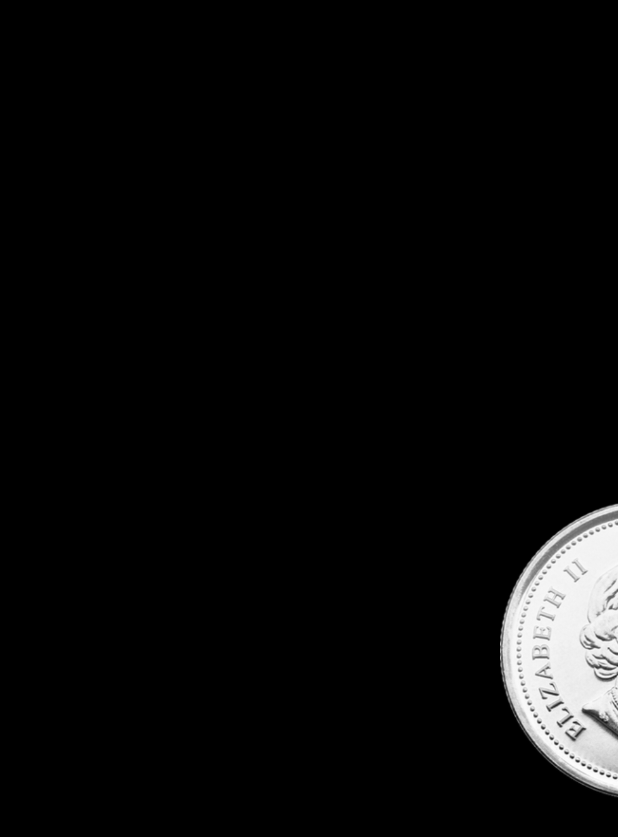
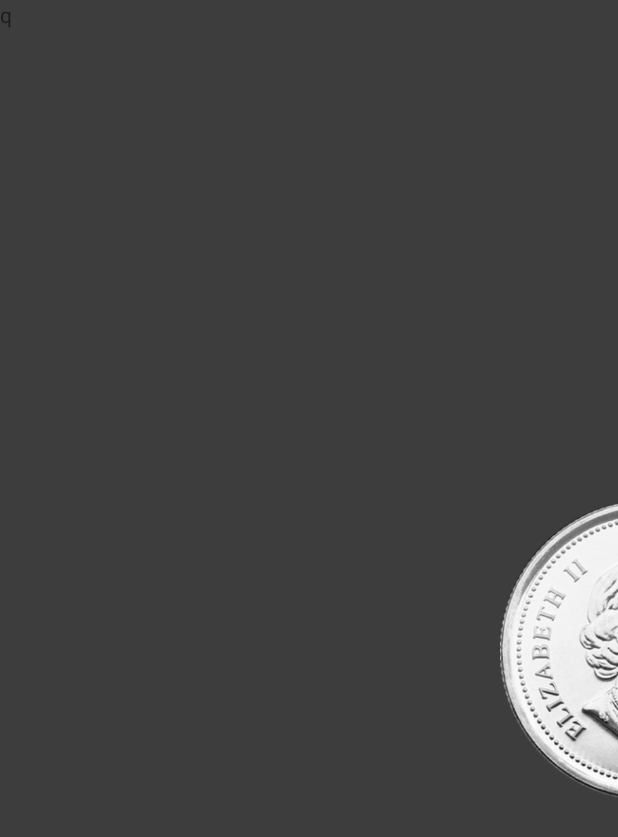
Before and after one commit to superwizardclass/QuantumBank, an Android app: the screen it shows after launch (MainActivity), on a phone screen of 412 x 824 dp. Shown: the top 837 px of the screen. Run offline under Robolectric (Android 15) with nearby library versions, the phone set to English and light mode, and no system bars.

Commit message:
added sharpie feature and lock

```diff
--- a/app/src/main/AndroidManifest.xml
+++ b/app/src/main/AndroidManifest.xml
@@ -1,7 +1,7 @@
 <?xml version="1.0" encoding="utf-8"?>
 <manifest xmlns:android="http://schemas.android.com/apk/res/android"
     package="vvdshin.quantumbank">
-
+    <uses-sdk android:minSdkVersion="21"/>
     <uses-feature
         android:name="android.hardware.sensor.proximity"
         android:required="true"
--- a/app/src/main/java/vvdshin/quantumbank/MainActivity.java
+++ b/app/src/main/java/vvdshin/quantumbank/MainActivity.java
@@ -16,6 +16,7 @@ import android.view.View;
 import android.widget.Button;
 import android.widget.ImageView;
 import android.widget.RelativeLayout;
+import android.widget.TextView;
 
 import static android.content.ContentValues.TAG;
 
@@ -25,7 +26,11 @@ public class MainActivity extends Activity {
     private Sensor proximitySensor;*/
 
     private boolean isQuarterVisible = true;
-
+    private boolean isSharpieVisible = true;
+    private String mode = "quarter";
+    private boolean isObjectVisible = true;
+    private boolean isLocked = false;
+    private int lockTouchCount = 0;
     @SuppressLint("ClickableViewAccessibility")
     @Override
     protected void onCreate(Bundle savedInstanceState) {
@@ -33,40 +38,43 @@ public class MainActivity extends Activity {
         setContentView(R.layout.activity_main);
 
         final ImageView quarterImageView = new ImageView(getApplicationContext());
+        final ImageView sharpieImageView = new ImageView(getApplicationContext());
         final RelativeLayout layout = (RelativeLayout) findViewById(R.id.main_layout);
-/*        sensorManager = (SensorManager) getSystemService(SENSOR_SERVICE);
-        proximitySensor = sensorManager.getDefaultSensor(Sensor.TYPE_PROXIMITY);*/
+
+        //Quarter
         quarterImageView.setImageResource(R.drawable.quarter);
         quarterImageView.setAdjustViewBounds(true);
         quarterImageView.setMaxWidth(300);
         quarterImageView.setMaxHeight(300);
         quarterImageView.setX(500);
         quarterImageView.setY(500);
-        quarterImageView.bringToFront();
-        final Button quarterButton = findViewById(R.id.quarter_button);
+
+        //Sharpie
+        sharpieImageView.setImageResource(R.drawable.black_sharpie);
+        sharpieImageView.setAdjustViewBounds(true);
+        sharpieImageView.setMaxHeight(2000);
+        sharpieImageView.setX(500);
+        sharpieImageView.setY(50);
+        sharpieImageView.setVisibility(View.INVISIBLE);
+
+        final TextView quarterButton = findViewById(R.id.quarter_button);
+        final TextView lockButton = findViewById(R.id.lock_button);
+        final TextView lockNotifier = findViewById(R.id.lock_notifier);
+        final TextView switchButton = findViewById(R.id.switch_button);
+
         layout.addView(quarterImageView);
+        layout.addView(sharpieImageView);
 
+        //Quarter Button
         quarterButton.setOnTouchListener(new View.OnTouchListener() {
             @Override
             public boolean onTouch(View v, MotionEvent e) {
                 int pointerCount = e.getPointerCount();
                 Log.e(TAG, "Point Count: " + pointerCount);
-
-/*                if (pointerCount == 3 && !isQuarterVisible) {
-                    quarterImageView.setX(500);
-                    quarterImageView.setY(500);
-                    Log.e(TAG, "I'm in here");
-                    final Handler handler = new Handler();
-                    handler.postDelayed(new Runnable() {
-                        @Override
-                        public void run() {
-                            layout.addView(quarterImageView);
-                        }
-                    }, 5000);
-                    isQuarterVisible = true;
-                } else*/ if (pointerCount == 2
+                if (isLocked == false) {
+                    if (pointerCount == 2
                             && e.getActionMasked() == MotionEvent.ACTION_POINTER_DOWN
-                        && !isQuarterVisible) {
+                            && !isObjectVisible) {
                         int rawTouchX;
                         int rawTouchY;
                         final int location[] = {0, 0};
@@ -75,57 +83,91 @@ public class MainActivity extends Activity {
                         int secondTouchY = (int) e.getY(1);
                         rawTouchX = secondTouchX + location[0] - 150;
                         rawTouchY = secondTouchY + location[1] - 50;
+                        if (mode.equals("quarter")) {
                             quarterImageView.setX(rawTouchX);
                             quarterImageView.setY(rawTouchY);
-                    layout.addView(quarterImageView);
+                            quarterImageView.setVisibility(View.VISIBLE);
                             isQuarterVisible = true;
+                        } else if (mode.equals("sharpie")){
+                            sharpieImageView.setX(500);
+                            sharpieImageView.setY(50);
+                            sharpieImageView.setVisibility(View.VISIBLE);
+                            isSharpieVisible = true;
+                        }
+                        isObjectVisible = true;
                     } else if (pointerCount == 1
-                        && isQuarterVisible
+                            && isObjectVisible
                             && e.getAction() == MotionEvent.ACTION_DOWN) {
-                    layout.removeView(quarterImageView);
+
+                        if (mode.equals("quarter")){
+                            quarterImageView.setVisibility(View.INVISIBLE);
                             isQuarterVisible = false;
+                        } else if(mode.equals("sharpie")){
+                            sharpieImageView.setVisibility(View.INVISIBLE);
+                            isSharpieVisible = false;
                         }
+                        isObjectVisible = false;
+                    }
+                }
+
                 return true;
             }
         });
-/*        if (proximitySensor == null) {
-            Log.e(TAG, "Proximity sensor is unavilable");
-            finish();
+
+        //Lock Button
+        lockButton.setOnTouchListener(new View.OnTouchListener() {
+            @Override
+            public boolean onTouch(View view, MotionEvent event) {
+                if (event.getAction() == MotionEvent.ACTION_DOWN){
+                    lockTouchCount++;
+                    if (lockTouchCount == 3){
+                        lockTouchCount = 0;
+                        isLocked = !isLocked;
+                        if (isLocked){
+                            lockNotifier.setVisibility(View.INVISIBLE);
+                            switchButton.setVisibility(View.INVISIBLE);
+
                         } else {
-            Log.e(TAG, "Proximity sensor active");
-        }*/
+                            lockNotifier.setVisibility(View.VISIBLE);
+                            switchButton.setVisibility(View.VISIBLE);
+                        }
+                    }
+                }
+
+                return false;
+            }
+        });
+
+        //Switch Button
+        switchButton.setOnTouchListener(new View.OnTouchListener() {
+            @Override
+            public boolean onTouch(View view, MotionEvent event) {
+                if (event.getAction() == MotionEvent.ACTION_DOWN){
+                    if (mode.equals("quarter")) {
+                        quarterImageView.setVisibility(View.INVISIBLE);
+                        if (isSharpieVisible){
+                            sharpieImageView.setVisibility(View.VISIBLE);
+                            isObjectVisible = true;
+                        }
+                        mode = "sharpie";
+                        switchButton.setText("s");
+                        Log.e(TAG, "sharpie on");
+                    } else if (mode.equals("sharpie")){
+                        if (isQuarterVisible) {
+                            quarterImageView.setVisibility(View.VISIBLE);
+                            isObjectVisible = true;
+                        }
+                        sharpieImageView.setVisibility(View.INVISIBLE);
+
+                        mode = "quarter";
+                        switchButton.setText("q");
+                        Log.e(TAG, "quarter on");
+                    }
+                }
+                return false;
+            }
+        });
     }
 
 
-    @Override
-    public void onResume() {
-        super.onResume();
-        /*        sensorManager.registerListener(proximitySensorListener, proximitySensor, 2 * 1000 * 1000);*/
 }
-
-    @Override
-    public void onPause() {
-        super.onPause();
-        /*        sensorManager.unregisterListener(proximitySensorListener);*/
-    }
-
-    // Creating listener for proximity sensor
-/*    private SensorEventListener proximitySensorListener = new SensorEventListener() {
-        private RelativeLayout layout = (RelativeLayout) findViewById(R.id.main_layout);
-
-        @Override
-        public void onSensorChanged(SensorEvent sensorEvent) {
-            if (sensorEvent.values[0] < proximitySensor.getMaximumRange()) {
-                layout.addView(quarterImageView);
-            } else {
-                if (layout != null)
-                    layout.removeAllViewsInLayout();
-            }
-        }
-
-        @Override
-        public void onAccuracyChanged(Sensor sensor, int i) {
-
-        }
-    };*/
-}
--- a/app/src/main/res/layout/activity_main.xml
+++ b/app/src/main/res/layout/activity_main.xml
@@ -4,7 +4,7 @@
     xmlns:tools="http://schemas.android.com/tools"
     android:layout_width="fill_parent"
     android:layout_height="fill_parent"
-    android:background="@color/black"
+    android:background="@color/darkGray"
     tools:context=".MainActivity"
     android:id="@+id/main_layout">
 
@@ -19,30 +19,42 @@
         tools:layout_editor_absoluteX="153dp"
         tools:layout_editor_absoluteY="254dp" />
         -->
-    <Button
+    <TextView
         android:id="@+id/quarter_button"
         android:layout_width="268dp"
         android:layout_height="203dp"
         android:layout_alignParentBottom="true"
         android:layout_alignParentStart="true"
         android:layout_marginStart="0dp"
-        android:background="@color/black" />
+        android:background="@color/darkGray"/>
 
-    <Button
-        android:id="@+id/button3"
-        android:layout_width="156dp"
-        android:layout_height="92dp"
+    <TextView
+        android:id="@+id/lock_notifier"
+        android:layout_width="13dp"
+        android:layout_height="16dp"
+        android:layout_alignParentTop="true"
+        android:layout_alignParentEnd="true"
+        android:layout_marginTop="401dp"
+        android:layout_marginEnd="0dp"
+        android:background="@color/slightlyDarkGrey" />
+
+    <TextView
+        android:id="@+id/lock_button"
+        android:layout_width="91dp"
+        android:layout_height="65dp"
+        android:layout_alignParentEnd="true"
+        android:layout_alignParentBottom="true"
+        android:layout_marginEnd="0dp"
+        android:layout_marginBottom="0dp"
+        android:background="@color/darkGray" />
+
+    <TextView
+        android:id="@+id/switch_button"
+        android:layout_width="54dp"
+        android:layout_height="309dp"
         android:layout_alignParentStart="true"
         android:layout_alignParentTop="true"
-        android:text="Button"
-        android:visibility="invisible" />
-
-    <Button
-        android:id="@+id/lock_button"
-        android:layout_width="wrap_content"
-        android:layout_height="65dp"
-        android:layout_alignParentBottom="true"
-        android:layout_alignParentEnd="true"
-        android:background="@color/black"
-        android:text="Button" />
+        android:layout_marginStart="0dp"
+        android:layout_marginTop="0dp"
+        android:text="q" />
 </RelativeLayout>
--- a/app/src/main/res/values/colors.xml
+++ b/app/src/main/res/values/colors.xml
@@ -1,8 +1,10 @@
 <?xml version="1.0" encoding="utf-8"?>
 <resources>
     <color name="colorPrimary">#3F51B5</color>
-    <color name="colorPrimaryDark">#303F9F</color>
+    <color name="colorPrimaryDark">#000000</color>
     <color name="colorAccent">#FF4081</color>
     <color name="black">#000000</color>
     <color name="white">#FFFFFF</color>
+    <color name="darkGray">#3d3d3d</color>
+    <color name="slightlyDarkGrey">#363636</color>
 </resources>
--- a/build.gradle
+++ b/build.gradle
@@ -7,7 +7,7 @@ buildscript {
         jcenter()
     }
     dependencies {
-        classpath 'com.android.tools.build:gradle:3.1.4'
+        classpath 'com.android.tools.build:gradle:3.2.1'
 
 
         // NOTE: Do not place your application dependencies here; they belong
```
Also changed, not shown: app/src/main/res/drawable/black_sharpie.png (added), gradle/wrapper/gradle-wrapper.properties. Lines whose indentation alone changed are shown as unchanged.
